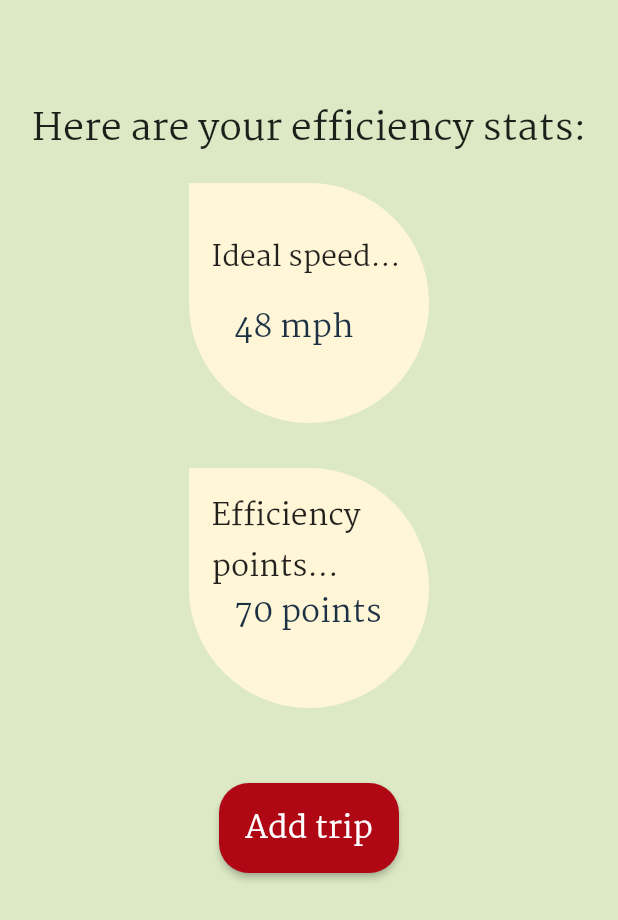
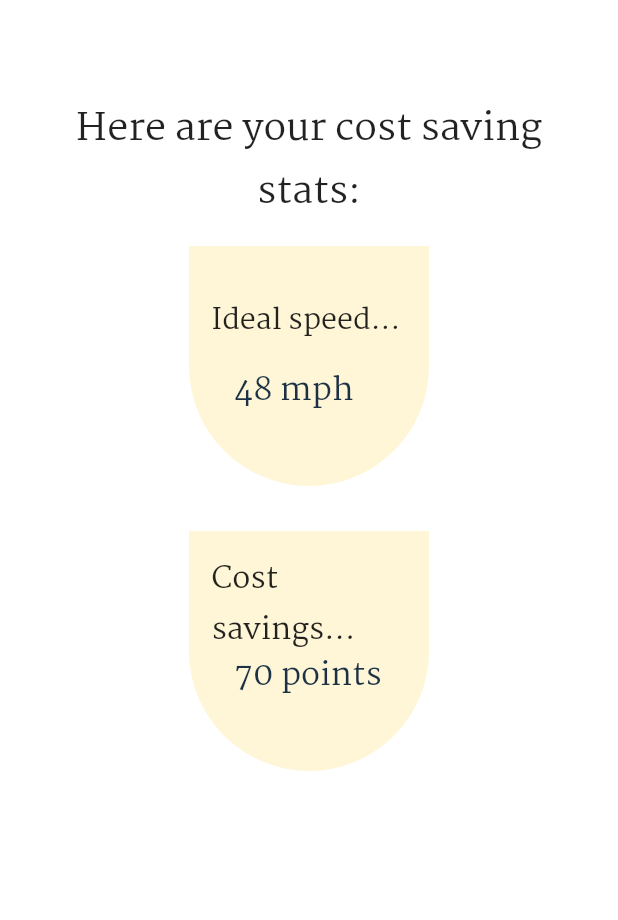
Before and after one commit to avanivg/electips, a Flutter app: the NavbarPage screen opened by its route, after a tap on "Calculate Stats", on a phone screen of 412 x 824 dp. Shown: the top 920 px of the screen. Run offline on Flutter 3.47's test engine with Material 2 defaults, Android fonts, the phone set to English and light mode, and no system bars; our stand-ins replace cloud_firestore, firebase_auth, firebase_core; accounts and stored records are empty; network calls fail.

```diff
--- a/elec_tips/lib/efficiency.dart
+++ b/elec_tips/lib/efficiency.dart
@@ -18,7 +18,7 @@ class _EfficiencyPageState extends State<EfficiencyPage> {
 
   Widget build(BuildContext context) {
     return Scaffold(
-      backgroundColor: const Color.fromARGB(255, 220, 233, 196),
+      backgroundColor: const Color.fromARGB(255, 255, 255, 255),
       body: Center(
         child: Stack(
           children: <Widget>[
@@ -26,14 +26,18 @@ class _EfficiencyPageState extends State<EfficiencyPage> {
               children:<Widget>[
                 const SizedBox(height: 50),
                 Container(
-          padding: const EdgeInsets.all(15),
+                  padding: const EdgeInsets.all(25),
                   child: const Text(
-                'Calculate your efficiency!',
-                style: TextStyle (fontSize: 25),
+                      'Calculate your savings!',
+                      style: TextStyle(color: Color.fromARGB(255, 0, 0, 0), fontSize: 30, fontFamily: "Martel", fontWeight: FontWeight.bold, ),
+                      textAlign: TextAlign.center ),
+
+
                 ),
-      ),
+
+                SizedBox(height: 100),
                 Container( //current location
-       margin: const EdgeInsets.only(right: 50, left: 50),
+                  margin: const EdgeInsets.only(right: 25, left: 25),
                   padding: const EdgeInsets.all(15),
                   alignment: const Alignment( 2.0, 3.0),
                   child: TextField(
@@ -42,16 +46,17 @@ class _EfficiencyPageState extends State<EfficiencyPage> {
                     decoration: InputDecoration(
                       contentPadding: const EdgeInsets.all(15.0),
                       border: OutlineInputBorder(
-                  borderRadius: BorderRadius.circular(10.0)
+                          borderRadius: BorderRadius.circular(20.0)
                       ),
                       filled: true,
-              fillColor: const Color.fromARGB(255, 254, 246, 215),
-            hintText: 'Trip name'
+                      fillColor: const Color.fromARGB(255, 88, 89, 91),
+                      hintText: 'Trip name',
+                      hintStyle: TextStyle(fontSize: 14.0, color: Color.fromARGB(255, 204, 204, 204)),
                     ),
                   ),
                 ),
                 Container(
-                margin: const EdgeInsets.only(right: 50, left: 50),
+                  margin: const EdgeInsets.only(right: 25, left: 25),
                   padding: const EdgeInsets.all(15),
                   alignment: Alignment( 0.0, 5.0),
                   child: TextField(
@@ -60,15 +65,28 @@ class _EfficiencyPageState extends State<EfficiencyPage> {
                     decoration: InputDecoration(
                       contentPadding: EdgeInsets.all(15.0),
                       border: OutlineInputBorder(
-                          borderRadius: BorderRadius.circular(10.0)
+                          borderRadius: BorderRadius.circular(20.0)
                       ),
                       filled: true,
-                      fillColor: const Color.fromARGB(255, 254, 246, 215),
-                      hintText: "Trip distance in miles"),
+                      fillColor: const Color.fromARGB(255, 88, 89, 91),
+                      hintText: "Trip distance in miles",
+                      hintStyle: TextStyle(fontSize: 14.0, color: Color.fromARGB(255, 204, 204, 204)),
+                    ),
                     enabled: true,
                   ),
                 ),
-              ElevatedButton(child: Text('Calculate Stats'),
+
+                SizedBox(height:180),
+                ElevatedButton(child: Text('Calculate Stats',
+                  style: TextStyle(fontFamily: "Martel", color: Color.fromARGB(255, 255, 255, 255), fontSize: 20, fontWeight: FontWeight.bold),
+                ),
+                    style: ElevatedButton.styleFrom(
+                      shape: RoundedRectangleBorder(
+                          borderRadius: BorderRadius.circular(20)
+                      ),
+                      primary: const Color.fromARGB(255, 176, 7, 21),
+                      fixedSize: const Size(320, 50),
+                    ),
                     onPressed: ()  {
                       distance.add({
                         "totalMiles": textController.text,
@@ -78,53 +96,12 @@ class _EfficiencyPageState extends State<EfficiencyPage> {
                       setState(() {
                       });
 
-                  }),
+                    }
+                ),
 
               ],
             ),
-            /*
-            TextField(
 
-              maxLines: 1,
-              decoration: InputDecoration(
-                //contentPadding: EdgeInsets.all(15.0),
-                  border: OutlineInputBorder(
-                      borderRadius: BorderRadius.circular(10.0)
-                  ),
-                  filled: true,
-                  fillColor: const Color.fromARGB(255, 254, 246, 215),
-                  hintText: "Ideal Speed"),
-            ),
-            Column( //ideal speed
-                  children:/* <Widget>*/[
-                   // const SizedBox(height: 10),
-                    Row (
-                     children: /*<Widget>*/[/*
-                     Container(
-                        margin: const EdgeInsets.only(right: 50, left: 50),
-                        padding: const EdgeInsets.all(15),
-                        alignment: Alignment( 0.0, 5.0),*/
-                        TextField(
-
-                            maxLines: 1,
-                            decoration: InputDecoration(
-                            //contentPadding: EdgeInsets.all(15.0),
-                            border: OutlineInputBorder(
-                                borderRadius: BorderRadius.circular(10.0)
-                            ),
-                            filled: true,
-                            fillColor: const Color.fromARGB(255, 254, 246, 215),
-                            hintText: "Ideal Speed"),
-    ),
-                      //  ),
-
-                     ],
-                    ),
-                    Row(
-                      //add second row with returned data value here
-                    )
-                    ],
-              ),*/
           ],
         ),
       ),
--- a/elec_tips/lib/login.dart
+++ b/elec_tips/lib/login.dart
@@ -174,7 +174,7 @@ class _LoginPageState extends State<LoginPage> {
                           onPressed: () async {
                             Navigator.pushNamed(context, '/navbar');
                             await Firebase.initializeApp();
-                            await FirebaseAuth.instance.createUserWithEmailAndPassword(
+                            await FirebaseAuth.instance.signInWithEmailAndPassword(
                                 email: emailController.text,
                                 password: passwordController.text
                             );
--- a/elec_tips/lib/navbar.dart
+++ b/elec_tips/lib/navbar.dart
@@ -1,4 +1,5 @@
 import 'package:elec_tips/efficiency.dart';
+import 'package:elec_tips/stats.dart';
 import 'package:flutter/material.dart';
 import 'package:elec_tips/leaderboard.dart';
 import 'package:elec_tips/trips.dart';
@@ -23,13 +24,12 @@ class _NavbarPageState extends State<NavbarPage> {
   @override
   Widget build(BuildContext context) {
     return Scaffold(
-      backgroundColor: const Color.fromARGB(255, 220, 233, 196),
       bottomNavigationBar: BottomNavigationBar(
         currentIndex: _selectedIndex,
-        unselectedIconTheme: IconThemeData(color: Color.fromARGB(255, 28, 49, 68)),
-        unselectedLabelStyle: TextStyle(color: Color.fromARGB(255, 28, 49, 68) ), // FIGURE THIS OUT
+        unselectedIconTheme: IconThemeData(color: Color.fromARGB(255, 0, 0, 0)),
+        unselectedLabelStyle: TextStyle(color: Color.fromARGB(255, 0, 0, 0), fontFamily: "Martel", fontWeight: FontWeight.bold ), // FIGURE THIS OUT
 
-        backgroundColor: Color.fromARGB(255, 126, 161, 107),
+        backgroundColor: Color.fromARGB(255, 176, 7, 21),
 
 
 
--- a/elec_tips/lib/stats.dart
+++ b/elec_tips/lib/stats.dart
@@ -1,3 +1,4 @@
+
 import 'package:flutter/cupertino.dart';
 import 'package:flutter/material.dart';
 class StatsPage extends StatefulWidget {
@@ -11,7 +12,7 @@ class _StatsPageState extends State<StatsPage>  {
   @override
   Widget build(BuildContext context) {
     return Scaffold(
-      backgroundColor: const Color.fromARGB(255, 220, 233, 196),
+      backgroundColor: const Color.fromARGB(255, 255, 255, 255),
       body: Center(
         child: Stack(
           children: <Widget>[
@@ -23,7 +24,7 @@ class _StatsPageState extends State<StatsPage>  {
                     child: Center(
                       child: const Text(
 
-                        'Here are your efficiency stats: ',
+                        'Here are your cost saving stats: ',
                         textAlign: TextAlign.center,
                         style: TextStyle(fontSize: 25, fontFamily: "Martel"),
 
@@ -66,7 +67,7 @@ class _StatsPageState extends State<StatsPage>  {
                       color: Color.fromARGB(255, 254, 246, 215),
                       shape: BoxShape.rectangle,
                       borderRadius: BorderRadius.only(
-                          topRight: Radius.circular(150),
+                        //topRight: Radius.circular(150),
                           bottomRight: Radius.circular(150),
                           bottomLeft: Radius.circular(150))),
                 ),
@@ -79,7 +80,7 @@ class _StatsPageState extends State<StatsPage>  {
                       Align(
                         alignment: Alignment.topCenter,
                         child: Text(
-                          "Efficiency points... ",
+                          "Cost savings... ",
                           style: TextStyle(fontSize: 20, fontFamily: "Martel"),
                         ),
                       ),
@@ -105,7 +106,8 @@ class _StatsPageState extends State<StatsPage>  {
                       color: Color.fromARGB(255, 254, 246, 215),
                       shape: BoxShape.rectangle,
                       borderRadius: BorderRadius.only(
-                          topRight: Radius.circular(150),
+                          topLeft: Radius.circular(0),
+                          topRight: Radius.circular(0),
                           bottomRight: Radius.circular(150),
                           bottomLeft: Radius.circular(150))),
                 ),
@@ -114,21 +116,21 @@ class _StatsPageState extends State<StatsPage>  {
                     child: SizedBox(
                       width: 120,
                       height: 60,
-                      child: ElevatedButton(
-                          style: ElevatedButton.styleFrom(
-                            shape: RoundedRectangleBorder(
-                                borderRadius: BorderRadius.circular(20)
-                            ),
-                            primary: const Color.fromARGB(255, 176, 7, 21),
-                          ),
-                          child: const Text('Add trip',
-                              style: TextStyle(
-                                  fontSize: 21, fontFamily: "Martel", color: Color.fromARGB(255,255,255,255)
-                              )),
-
-                          onPressed: () {
-                            setState(() {});
-                          }),
+                      // child: ElevatedButton(
+                      //     style: ElevatedButton.styleFrom(
+                      //       shape: RoundedRectangleBorder(
+                      //           borderRadius: BorderRadius.circular(20)
+                      //       ),
+                      //       primary: const Color.fromARGB(255, 176, 7, 21),
+                      //     ),
+                      //     child: const Text('Add trip',
+                      //         style: TextStyle(
+                      //             fontSize: 21, fontFamily: "Martel", color: Color.fromARGB(255,255,255,255)
+                      //         )),
+                      //
+                      //     onPressed: () {
+                      //       setState(() {});
+                      //     }),
                     )
 
                 )
```
Also changed, not shown: elec_tips/lib/signup.dart (+16 -16 lines), elec_tips/lib/trips.dart (+8 -1 lines). Lines whose indentation alone changed are shown as unchanged.
